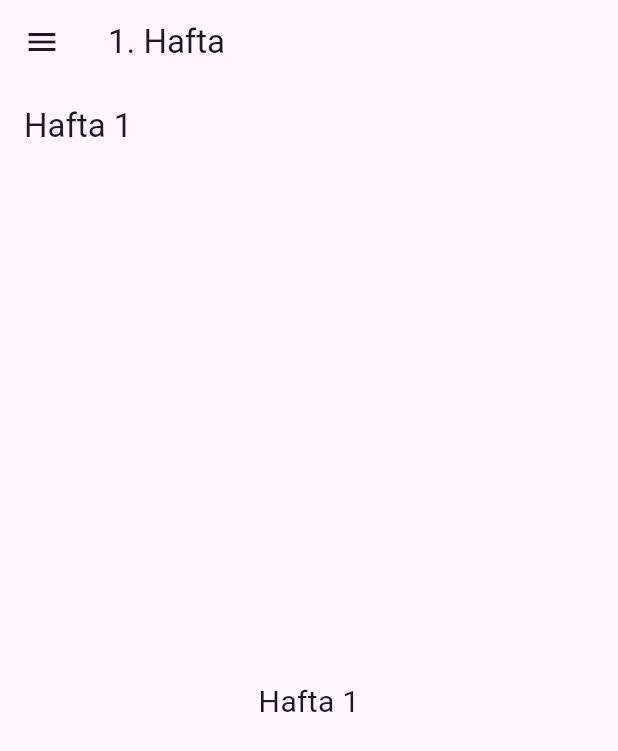
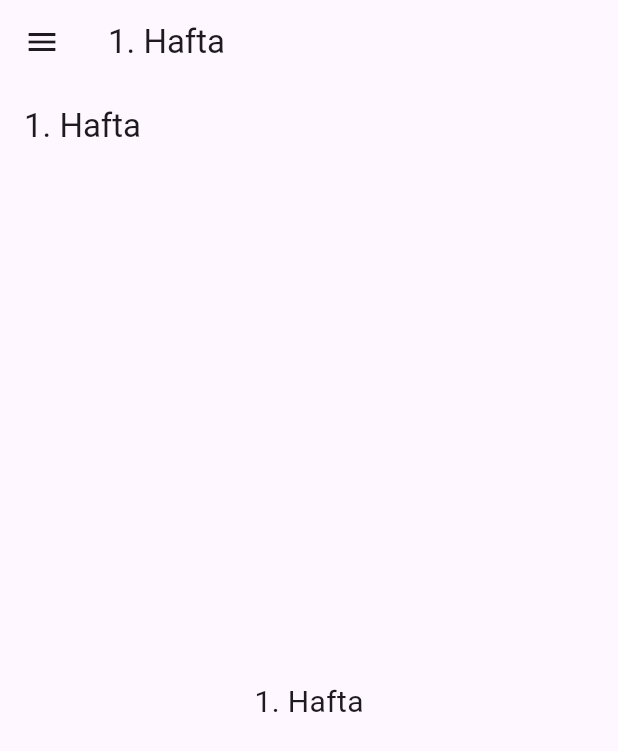
Before and after one commit to ETOTEK-Mobil/berke_odev, a Flutter app: the screen it shows after launch, on a phone screen of 412 x 824 dp. Shown: the top 751 px of the screen. Run offline on Flutter 3.47's test engine with Material 3 defaults, Android fonts, the phone set to English and light mode, and no system bars.

Commit message:
Reviewdaki sorunlar düzeltildi

```diff
--- a/lib/ui/view/hafta_1/hafta_1_view.dart
+++ b/lib/ui/view/hafta_1/hafta_1_view.dart
@@ -7,11 +7,11 @@ class Hafta1View extends StatelessWidget {
   Widget build(BuildContext context) {
     return Scaffold(
       appBar: AppBar(
-        title: const Text('Hafta 1'),
+        title: const Text('1. Hafta'),
       ),
       body: const Center(
         child: Text(
-          'Hafta 1',
+          '1. Hafta',
           style: TextStyle(fontSize: 20),
         ),
       ),
```
